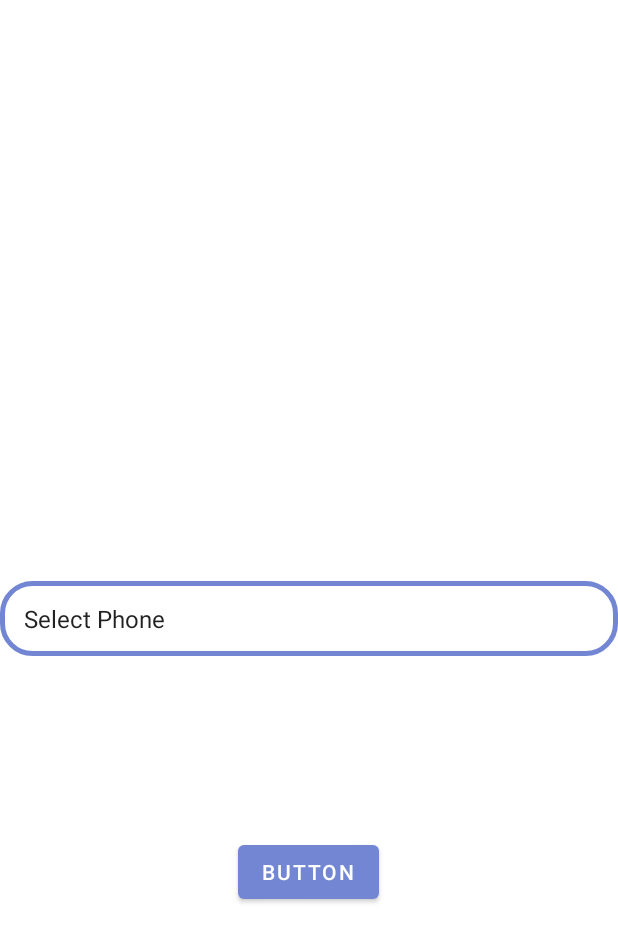
After one commit to Pav10s/FinalProject, an Android app: the ChangePhone screen opened directly, with no data from a screen before it, on a phone screen of 412 x 824 dp. The commit adds this screen. Shown: the top 942 px of the screen. Run offline under Robolectric (Android 15) with nearby library versions, the phone set to English and light mode, and no system bars; our stand-ins replace Firebase (no records; nobody signed in at launch, a user with empty details on screens opened directly); Roboto replaces fonts that are not available here.

Commit message:
Added activity to change phone

```diff
--- /dev/null
+++ b/app/src/main/java/com/example/finalproject/ChangePhone.java
@@ -0,0 +1,101 @@
+package com.example.finalproject;
+
+import androidx.annotation.Nullable;
+import androidx.appcompat.app.AppCompatActivity;
+
+import android.os.Bundle;
+import android.text.TextUtils;
+import android.widget.ArrayAdapter;
+import android.widget.Button;
+import android.widget.EditText;
+import android.widget.Spinner;
+import android.widget.Toast;
+
+import com.google.android.gms.tasks.OnSuccessListener;
+import com.google.firebase.auth.FirebaseAuth;
+import com.google.firebase.firestore.DocumentReference;
+import com.google.firebase.firestore.DocumentSnapshot;
+import com.google.firebase.firestore.EventListener;
+import com.google.firebase.firestore.FirebaseFirestore;
+import com.google.firebase.firestore.FirebaseFirestoreException;
+
+import java.util.HashMap;
+import java.util.Map;
+
+public class ChangePhone extends AppCompatActivity {
+
+    private Spinner changeSpinner;
+    private Button changeButton;
+
+    private String fullName;
+
+    String[] phones = { "Select Phone", "Google", "Redmi"}; //To add the list of phones
+
+    FirebaseAuth mAuth;
+    FirebaseFirestore fStore;
+
+
+
+    @Override
+    protected void onCreate(Bundle savedInstanceState) {
+        super.onCreate(savedInstanceState);
+        setContentView(R.layout.activity_change_phone);
+        getSupportActionBar().hide();
+
+        changeSpinner = findViewById(R.id.ChangeSpinner);
+        changeButton = findViewById(R.id.ChangeButton);
+
+        // Create the instance of ArrayAdapter having the list of courses
+        ArrayAdapter ad
+                = new ArrayAdapter(this, android.R.layout.simple_spinner_item, phones);
+
+        // set simple layout resource file for each item of spinner
+        ad.setDropDownViewResource(
+                android.R.layout
+                        .simple_spinner_dropdown_item);
+
+        // Set the ArrayAdapter (ad) data on the Spinner which binds data to spinner
+        changeSpinner.setAdapter(ad);
+
+        mAuth = FirebaseAuth.getInstance();
+        fStore = FirebaseFirestore.getInstance();
+
+        String userID = mAuth.getCurrentUser().getUid();
+        DocumentReference documentReference = fStore.collection("users").document(userID);
+
+        documentReference.addSnapshotListener(this, new EventListener<DocumentSnapshot>() {
+            @Override
+            public void onEvent(@Nullable DocumentSnapshot value, @Nullable FirebaseFirestoreException error) {
+                fullName = value.getString("fullName");
+            }
+        });
+
+        changeButton.setOnClickListener(v -> ChangeData(documentReference,fullName));
+    }
+
+
+
+    private void ChangeData(DocumentReference documentReference, String fullName) {
+        String selectedItem = changeSpinner.getSelectedItem().toString();
+
+        if(selectedItem.equals("Select Phone")) {
+            Toast.makeText(this,"Phone must be selected",Toast.LENGTH_LONG).show();
+        }
+
+        else {
+            Map<String, Object> change = new HashMap<>();
+            change.put("phName",selectedItem);
+            change.put("fullName",fullName);
+            documentReference.set(change).addOnSuccessListener(new OnSuccessListener<Void>() {
+                @Override
+                public void onSuccess(Void unused) {
+                    Toast.makeText(ChangePhone.this, "Phone Changed", Toast.LENGTH_SHORT).show();
+                }
+            });
+            }
+
+    }//SendRequest() ends here
+
+
+
+}
--- a/app/src/main/java/com/example/finalproject/ForgotPassword.java
+++ b/app/src/main/java/com/example/finalproject/ForgotPassword.java
@@ -25,6 +25,8 @@ public class ForgotPassword extends AppCompatActivity {
     protected void onCreate(Bundle savedInstanceState) {
         super.onCreate(savedInstanceState);
         setContentView(R.layout.activity_forgot_password);
+        getSupportActionBar().hide();
+
 
         mAuth = FirebaseAuth.getInstance();
         email = findViewById(R.id.fg_email);
--- a/app/src/main/java/com/example/finalproject/MainActivity.java
+++ b/app/src/main/java/com/example/finalproject/MainActivity.java
@@ -92,6 +92,10 @@ public class MainActivity extends AppCompatActivity implements RecyclerViewInter
 
         switch (item.getItemId()){
 
+            case R.id.request:
+                startActivity(new Intent(MainActivity.this, ChangePhone.class));
+                break;
+
             case R.id.about:
                 startActivity(new Intent(MainActivity.this, About.class));
                 break;
--- a/app/src/main/java/com/example/finalproject/SignUp.java
+++ b/app/src/main/java/com/example/finalproject/SignUp.java
@@ -38,6 +38,7 @@ public class SignUp extends AppCompatActivity {
     private EditText re_pass;
     private EditText fullName;
     private Button reg;
+    private Spinner spin;
 
     String[] phones = { "Select Phone", "Google", "Redmi"}; //To add the list of phones
     String userID;
@@ -60,7 +61,7 @@ public class SignUp extends AppCompatActivity {
         reg = findViewById(R.id.registerButton);
         log_redirect = findViewById(R.id.login);
 
-        Spinner spin = findViewById(R.id.Spin);
+         spin = findViewById(R.id.Spin);
 
         // Create the instance of ArrayAdapter having the list of courses
         ArrayAdapter ad
--- /dev/null
+++ b/app/src/main/res/layout/activity_change_phone.xml
@@ -0,0 +1,29 @@
+<?xml version="1.0" encoding="utf-8"?>
+<androidx.constraintlayout.widget.ConstraintLayout xmlns:android="http://schemas.android.com/apk/res/android"
+    xmlns:app="http://schemas.android.com/apk/res-auto"
+    xmlns:tools="http://schemas.android.com/tools"
+    android:layout_width="match_parent"
+    android:layout_height="match_parent"
+    tools:context=".FeedbackActivity">
+
+    <Button
+        android:id="@+id/ChangeButton"
+        android:layout_width="wrap_content"
+        android:layout_height="wrap_content"
+        android:text="Button"
+        app:layout_constraintBottom_toBottomOf="parent"
+        app:layout_constraintEnd_toEndOf="parent"
+        app:layout_constraintHorizontal_bias="0.498"
+        app:layout_constraintStart_toStartOf="parent"
+        app:layout_constraintTop_toTopOf="parent"
+        app:layout_constraintVertical_bias="0.718" />
+
+    <Spinner
+        android:id="@+id/ChangeSpinner"
+        android:layout_width="match_parent"
+        android:layout_height="50dp"
+        android:background="@drawable/custom_edittext"
+        android:padding="8dp"
+        app:layout_constraintBottom_toBottomOf="parent"
+        app:layout_constraintTop_toTopOf="parent" />
+</androidx.constraintlayout.widget.ConstraintLayout>
--- a/app/src/main/res/layout/activity_sign_up.xml
+++ b/app/src/main/res/layout/activity_sign_up.xml
@@ -70,6 +70,7 @@
           android:drawableLeft="@drawable/baseline_lock_24"
           android:drawablePadding="8dp"
           android:hint="Password"
+          android:inputType="textPassword"
           android:padding="8dp"
           android:textColor="@color/black"
           android:textColorHighlight="@color/cardview_dark_background"
@@ -83,6 +84,7 @@
           android:drawableLeft="@drawable/baseline_lock_24"
           android:drawablePadding="8dp"
           android:hint="Re-enter Password"
+          android:inputType="textPassword"
           android:padding="8dp"
           android:textColor="@color/black"
           android:textColorHighlight="@color/cardview_dark_background"
--- a/app/src/main/res/menu/main_menu.xml
+++ b/app/src/main/res/menu/main_menu.xml
@@ -1,6 +1,10 @@
 <?xml version="1.0" encoding="utf-8"?>
 <menu xmlns:app="http://schemas.android.com/apk/res-auto"
     xmlns:android="http://schemas.android.com/apk/res/android">
+
+    <item
+        android:id="@+id/request"
+        android:title="Sent Request" />
 
     <item
         android:id="@+id/about"
```
Also changed, not shown: app/src/main/AndroidManifest.xml (+14 -0 lines).
